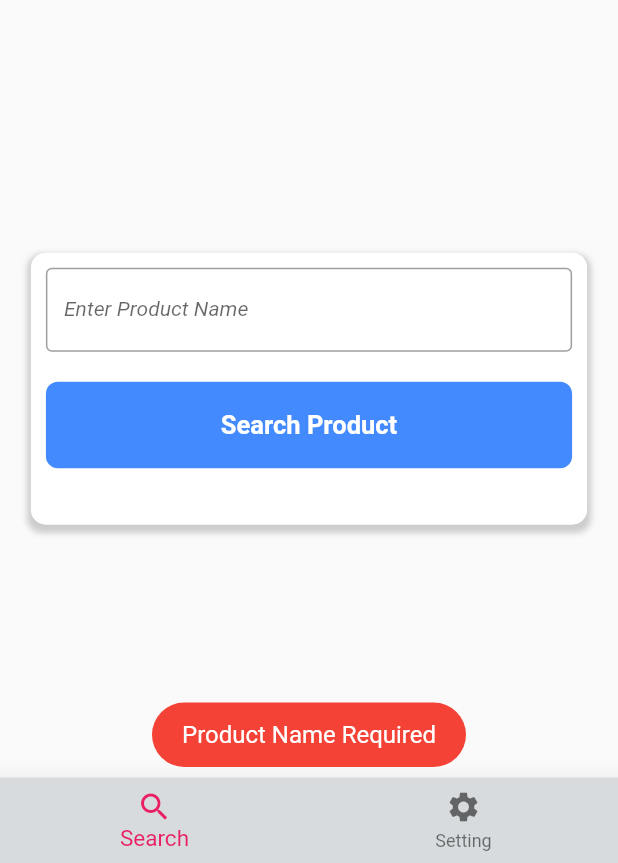
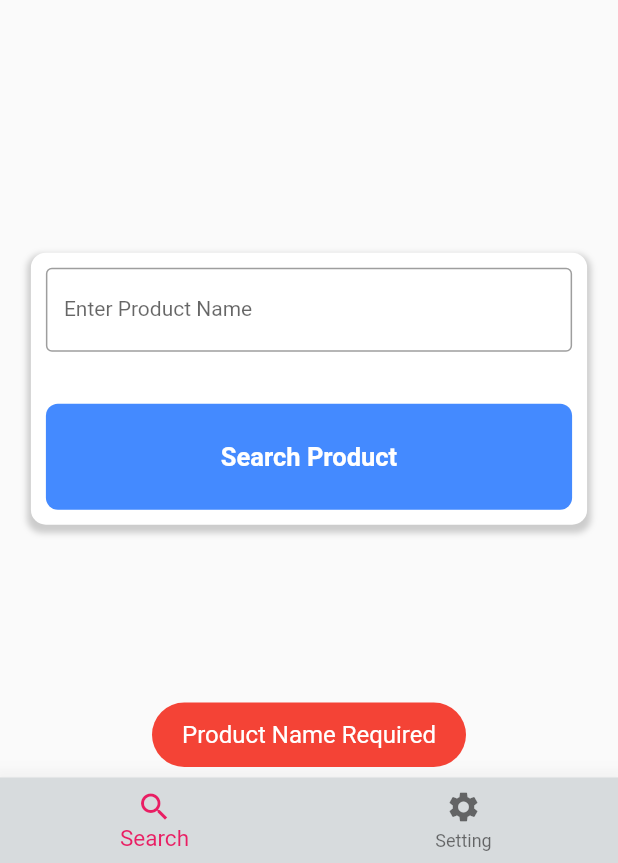
Before and after one commit to acharjeeauntor/Reco_App, a Flutter app: the screen it shows after launch, after a tap on "Search Product", on a phone screen of 412 x 824 dp, the part 373-1236 px from its top. Run offline on Flutter 3.47's test engine with Material 2 defaults, Android fonts, the light colour scheme and no system bars; drawn by our look-alikes of flutter_typeahead; our stand-ins replace connectivity, email_validator, fluttertoast, share; network calls fail; Roboto replaces fonts that are missing (Hindi).

Commit message:
Application Frontend complete

```diff
--- a/lib/screens/LeadingScreen.dart
+++ b/lib/screens/LeadingScreen.dart
@@ -30,12 +30,36 @@ class _LeadingScreenState extends State<LeadingScreen> {
     });
     return Scaffold(
       body: Center(
-        child: Image.asset(
-          "assets/images/logoNew.png",
-          height: 80,
-          width: 80,
-        ),
-      ),
+          child: Column(
+        crossAxisAlignment: CrossAxisAlignment.center,
+        mainAxisAlignment: MainAxisAlignment.center,
+        children: [
+          Image.asset(
+            "assets/images/logoNew.png",
+            height: 80,
+            width: 80,
+          ),
+          SizedBox(
+            height: 10,
+          ),
+          Text.rich(
+            TextSpan(
+                text: "Re",
+                style: TextStyle(
+                    color: Colors.green,
+                    fontSize: 20,
+                    fontWeight: FontWeight.w700),
+                children: <TextSpan>[
+                  TextSpan(
+                      text: "Com",
+                      style: TextStyle(
+                          color: Colors.purpleAccent,
+                          fontSize: 20,
+                          fontWeight: FontWeight.w700))
+                ]),
+          )
+        ],
+      )),
     );
   }
 }
--- a/lib/screens/feedbackScreen.dart
+++ b/lib/screens/feedbackScreen.dart
@@ -62,7 +62,8 @@ class _FeedbackScreenState extends State<FeedbackScreen> {
           }),
         ],
       ),
-      body: Column(
+      body: SingleChildScrollView(
+        child: Column(
           children: [
             Padding(
               padding: const EdgeInsets.all(15.0),
@@ -86,6 +87,7 @@ class _FeedbackScreenState extends State<FeedbackScreen> {
             ),
           ],
         ),
+      ),
     );
   }
 
--- a/lib/screens/settingsScreen.dart
+++ b/lib/screens/settingsScreen.dart
@@ -18,7 +18,7 @@ class _SettingsScreenState extends State<SettingsScreen> {
             Container(
               margin: EdgeInsets.only(top: 20),
               child: Text(
-                "Welcome To BestProduct",
+                "Welcome To ReCom",
                 style: TextStyle(
                     fontSize: 25,
                     fontWeight: FontWeight.w700,
--- a/lib/widgets/searchcard.dart
+++ b/lib/widgets/searchcard.dart
@@ -41,18 +41,16 @@ class _SearchcardState extends State<Searchcard> {
           ),
           child: Padding(
             padding: const EdgeInsets.all(10.0),
-            child: SingleChildScrollView(
             child: Column(
               mainAxisAlignment: MainAxisAlignment.spaceBetween,
               children: [
-                  TypeAheadField(
+                Expanded(
+                  child: TypeAheadField(
                     hideOnEmpty: true,
                     getImmediateSuggestions: true,
                     textFieldConfiguration: TextFieldConfiguration(
                         controller: _productController,
-                        style: DefaultTextStyle.of(context)
-                            .style
-                            .copyWith(fontStyle: FontStyle.italic),
+                        style: DefaultTextStyle.of(context).style.copyWith(),
                         decoration: InputDecoration(
                             border: OutlineInputBorder(),
                             labelText: "Enter Product Name")),
@@ -71,12 +69,12 @@ class _SearchcardState extends State<Searchcard> {
                       _productController.text = suggestion;
                     },
                   ),
+                ),
                 SizedBox(
                   height: 20,
                 ),
-                  searchButton(context)
+                Expanded(child: searchButton(context))
               ],
-              ),
             ),
           ),
         );
```
Also changed, not shown: lib/screens/mainScreen.dart (+21 -0 lines), 1 other file. Lines whose indentation alone changed are shown as unchanged.
